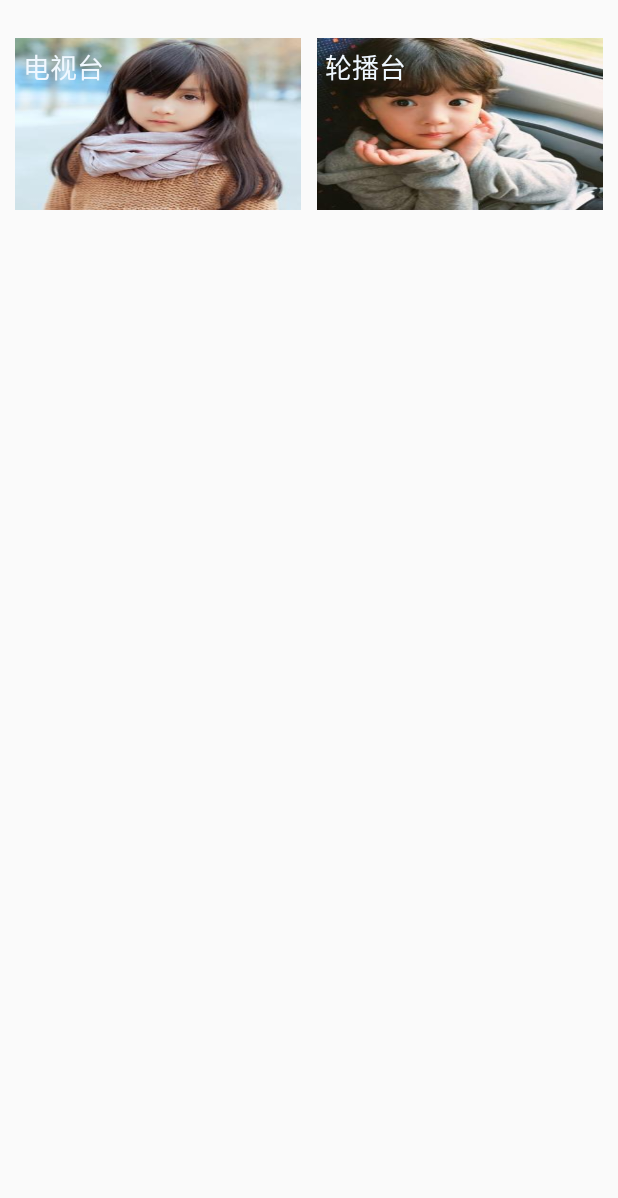
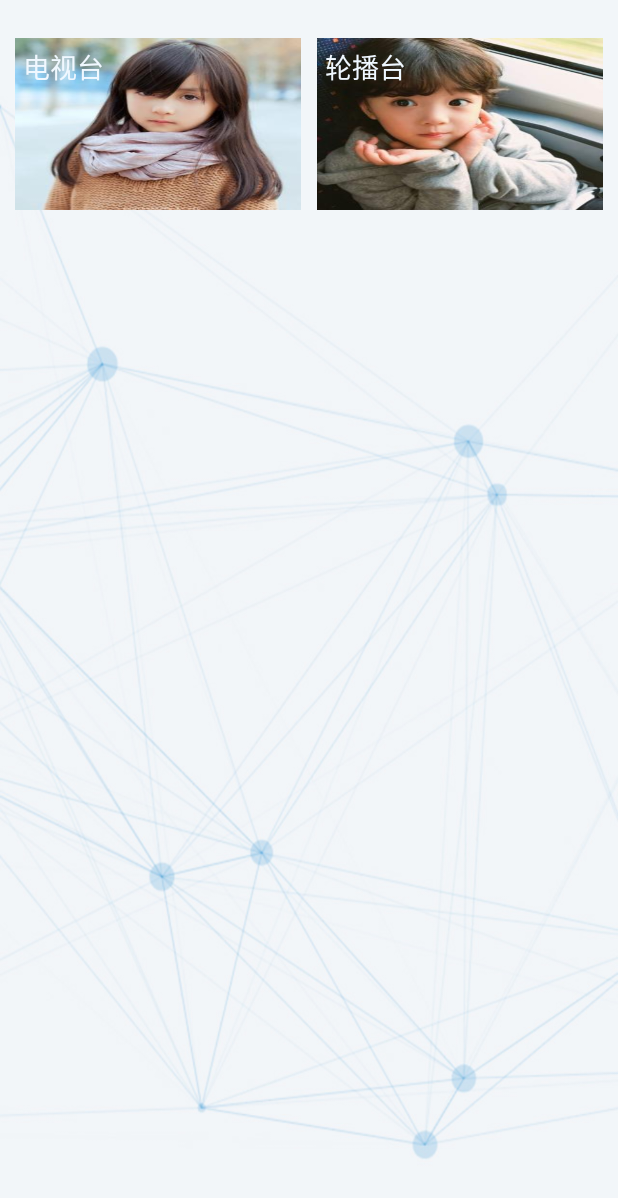
Before and after one commit to ximengfei/MyExercise, an Android app: the layout pager_video.xml on its own in the app's theme, with its tools: preview values and no code run, on a phone screen of 412 x 824 dp. Shown: the top 1198 px of the screen. Run offline under Robolectric (Android 15) with nearby library versions, the phone set to English and light mode, and no system bars.

Commit message:
添加背景

```diff
--- a/app/src/main/res/layout/pager_video.xml
+++ b/app/src/main/res/layout/pager_video.xml
@@ -11,7 +11,7 @@
  <pl.droidsonroids.gif.GifImageView
      android:layout_width="match_parent"
      android:layout_height="match_parent"
-     />
+     android:background="@drawable/fragment_video_bg"/>
 
 </FrameLayout>
     <LinearLayout
```
